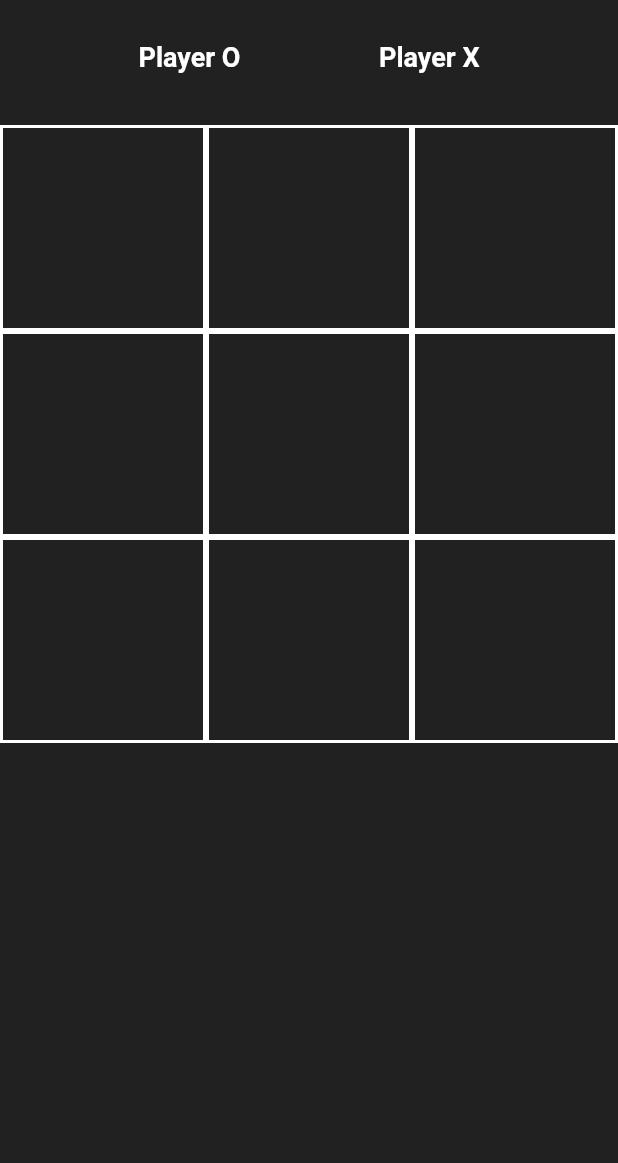
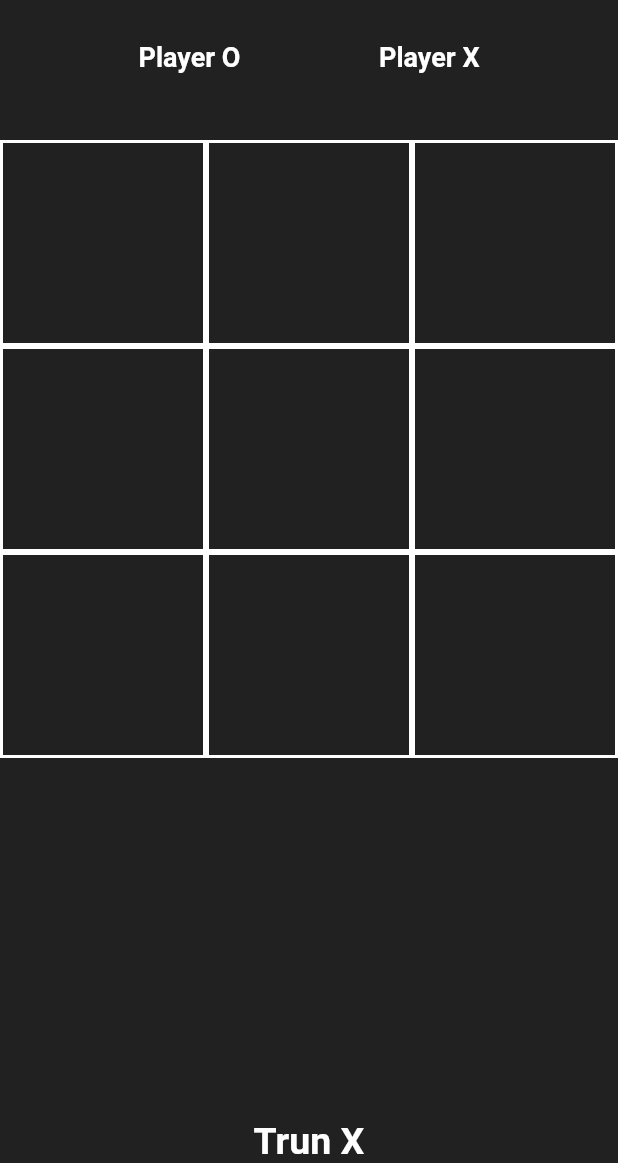
Before and after one commit to Milad-heydarloo/tic_tac_toe_game, a Flutter app: the screen it shows after launch, on a phone screen of 412 x 824 dp, the part 73-1236 px from its top. Run offline on Flutter 3.47's test engine with Material 2 defaults, Android fonts, the phone set to English and light mode, and no system bars.

Commit message:
get_Trun => nobate bazi

```diff
--- a/lib/home_screen.dart
+++ b/lib/home_screen.dart
@@ -8,20 +8,21 @@ class home_app extends StatelessWidget {
     return MaterialApp(
       home: Scaffold(
         backgroundColor: Colors.grey[900],
-        body:
-           Column(
+        body: SafeArea(
+          child: Column(
             children: [
               SizedBox(
                 height: 20,
               ),
               _getRow(),
               SizedBox(
-                height: 35,
+                height: 45,
               ),
               _get_border(),
+              _get_Trun(),
             ],
           ),
-
+        ),
         appBar: AppBar(
           backgroundColor: Colors.grey[900],
           elevation: 0,
@@ -29,9 +30,23 @@ class home_app extends StatelessWidget {
           title: Text(
             'TicTacToe',
             style: TextStyle(
-                fontSize: 35, color: Colors.white, fontWeight: FontWeight.bold),
+              fontSize: 35,
+              color: Colors.white,
+              fontWeight: FontWeight.bold,
+            ),
           ),
         ),
+      ),
+    );
+  }
+
+  Widget _get_Trun() {
+    return Text(
+      'Trun X',
+      style: TextStyle(
+        fontSize: 25,
+        color: Colors.white,
+        fontWeight: FontWeight.bold,
       ),
     );
   }
@@ -52,8 +67,7 @@ class home_app extends StatelessWidget {
             height: 100,
             width: 100,
             decoration: BoxDecoration(
-
-              border: Border.all(color: Colors.white,width: 2),
+              border: Border.all(color: Colors.white, width: 2),
             ),
           );
         },
```
